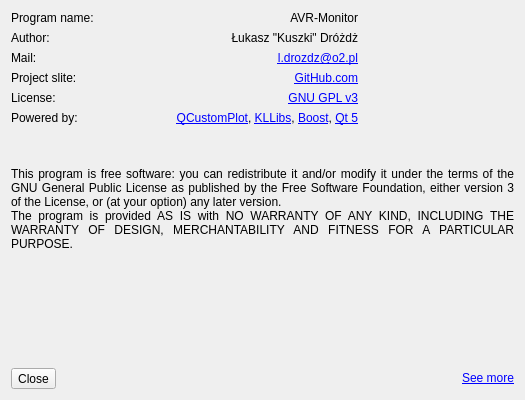
Above: interface/aboutdialog.ui from Kuszki/AVR-Monitor before the change. Below: the same form after it.
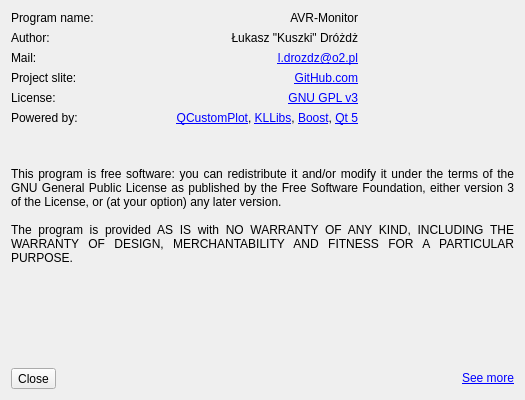
That is the form after the change. Icons and pictures are not drawn.

```diff
--- a/interface/aboutdialog.ui
+++ b/interface/aboutdialog.ui
@@ -178,6 +178,7 @@
     <widget class="QLabel" name="Info">
      <property name="text">
       <string>This program is free software: you can redistribute it and/or modify it under the terms of the GNU General Public License as published by the Free Software Foundation, either version 3 of the License, or (at your option) any later version.
+
 The program is provided AS IS with NO WARRANTY OF ANY KIND, INCLUDING THE WARRANTY OF DESIGN, MERCHANTABILITY AND FITNESS FOR A PARTICULAR PURPOSE.</string>
      </property>
      <property name="alignment">
```
